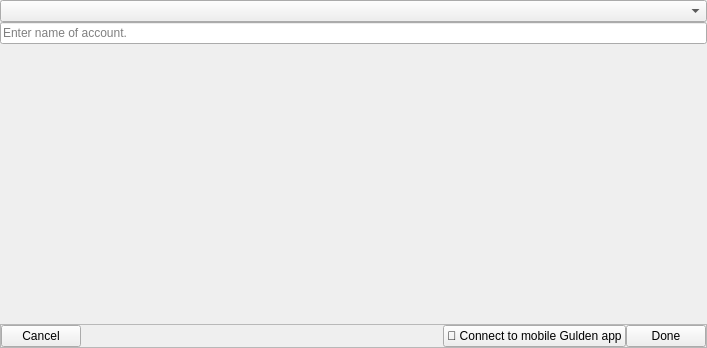
Old version of the form src/qt/_Gulden/forms/newaccountdialog.ui in the repository frozenflux3/munt-official.
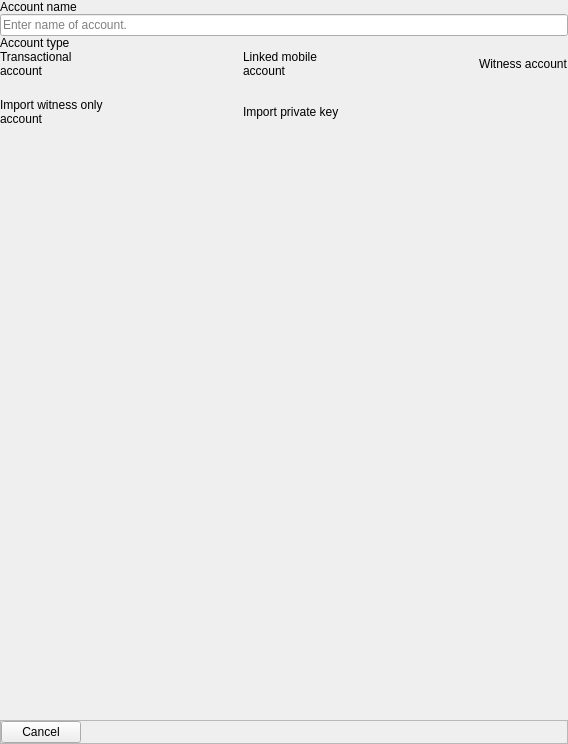
New version of the form. Custom widgets are drawn as their Qt base class.

Commit message: Implement a new better "new account dialog" that better shows off the various account types and capabilities.

```diff
--- a/src/qt/_Gulden/forms/newaccountdialog.ui
+++ b/src/qt/_Gulden/forms/newaccountdialog.ui
@@ -6,8 +6,8 @@
    <rect>
     <x>0</x>
     <y>0</y>
-    <width>707</width>
-    <height>348</height>
+    <width>568</width>
+    <height>744</height>
    </rect>
   </property>
   <property name="sizePolicy">
@@ -45,9 +45,12 @@
           <number>0</number>
          </property>
          <item>
-          <widget class="QComboBox" name="newAccountType">
-           <property name="currentIndex">
-            <number>-1</number>
+          <widget class="QLabel" name="labelAccountNameHeading">
+           <property name="text">
+            <string>Account name</string>
+           </property>
+           <property name="indent">
+            <number>0</number>
            </property>
           </widget>
          </item>
@@ -64,6 +67,145 @@
            </property>
           </widget>
          </item>
+         <item>
+          <widget class="QLabel" name="labelAccountTypeHeading">
+           <property name="text">
+            <string>Account type</string>
+           </property>
+          </widget>
+         </item>
+         <item>
+          <layout class="QGridLayout" name="gridLayout" columnstretch="0,1,0,1,0" columnminimumwidth="0,20,0,20,0">
+           <property name="spacing">
+            <number>0</number>
+           </property>
+           <item row="0" column="1">
+            <spacer name="horizontalSpacer_2">
+             <property name="orientation">
+              <enum>Qt::Horizontal</enum>
+             </property>
+             <property name="sizeHint" stdset="0">
+              <size>
+               <width>40</width>
+               <height>20</height>
+              </size>
+             </property>
+            </spacer>
+           </item>
+           <item row="0" column="3">
+            <spacer name="horizontalSpacer">
+             <property name="orientation">
+              <enum>Qt::Horizontal</enum>
+             </property>
+             <property name="sizeHint" stdset="0">
+              <size>
+               <width>40</width>
+               <height>20</height>
+              </size>
+             </property>
+            </spacer>
+           </item>
+           <item row="2" column="0">
+            <widget class="ClickableLabel" name="labelImportWitnessOnlyAccount">
+             <property name="text">
+              <string notr="true">Import witness only account</string>
+             </property>
+             <property name="textFormat">
+              <enum>Qt::RichText</enum>
+             </property>
+             <property name="wordWrap">
+              <bool>true</bool>
+             </property>
+             <property name="indent">
+              <number>0</number>
+             </property>
+            </widget>
+           </item>
+           <item row="0" column="2">
+            <widget class="ClickableLabel" name="labelMobileAccount">
+             <property name="text">
+              <string notr="true">Linked mobile account</string>
+             </property>
+             <property name="textFormat">
+              <enum>Qt::RichText</enum>
+             </property>
+             <property name="wordWrap">
+              <bool>true</bool>
+             </property>
+             <property name="indent">
+              <number>0</number>
+             </property>
+            </widget>
+           </item>
+           <item row="0" column="4">
+            <widget class="ClickableLabel" name="labelWitnessAccount">
+             <property name="text">
+              <string notr="true">Witness account</string>
+             </property>
+             <property name="textFormat">
+              <enum>Qt::RichText</enum>
+             </property>
+             <property name="wordWrap">
+              <bool>true</bool>
+             </property>
+             <property name="indent">
+              <number>0</number>
+             </property>
+            </widget>
+           </item>
+           <item row="2" column="2">
+            <widget class="ClickableLabel" name="labelImportPrivateKey">
+             <property name="text">
+              <string notr="true">Import private key</string>
+             </property>
+             <property name="textFormat">
+              <enum>Qt::RichText</enum>
+             </property>
+             <property name="wordWrap">
+              <bool>true</bool>
+             </property>
+             <property name="indent">
+              <number>0</number>
+             </property>
+            </widget>
+           </item>
+           <item row="0" column="0">
+            <widget class="ClickableLabel" name="labelTransactionAccount">
+             <property name="text">
+              <string notr="true">Transactional account</string>
+             </property>
+             <property name="textFormat">
+              <enum>Qt::RichText</enum>
+             </property>
+             <property name="wordWrap">
+              <bool>true</bool>
+             </property>
+             <property name="margin">
+              <number>0</number>
+             </property>
+             <property name="indent">
+              <number>0</number>
+             </property>
+            </widget>
+           </item>
+           <item row="1" column="2">
+            <spacer name="verticalSpacer_3">
+             <property name="orientation">
+              <enum>Qt::Vertical</enum>
+             </property>
+             <property name="sizeType">
+              <enum>QSizePolicy::Preferred</enum>
+             </property>
+             <property name="sizeHint" stdset="0">
+              <size>
+               <width>20</width>
+               <height>20</height>
+              </size>
+             </property>
+            </spacer>
+           </item>
+          </layout>
+         </item>
          <item>
           <spacer name="verticalSpacer">
            <property name="orientation">
@@ -112,20 +254,6 @@
               </property>
              </spacer>
             </item>
-            <item>
-             <widget class="QPushButton" name="syncWithMobileButton">
-              <property name="text">
-               <string> Connect to mobile Gulden app</string>
-              </property>
-             </widget>
-            </item>
-            <item>
-             <widget class="QPushButton" name="doneButton">
-              <property name="text">
-               <string>Done</string>
-              </property>
-             </widget>
-            </item>
            </layout>
           </widget>
          </item>
@@ -243,6 +371,11 @@
    <extends>QLabel</extends>
    <header location="global">qt/_Gulden/clickableqrimage.h</header>
   </customwidget>
+  <customwidget>
+   <class>ClickableLabel</class>
+   <extends>QLabel</extends>
+   <header location="global">qt/_Gulden/clickablelabel.h</header>
+  </customwidget>
  </customwidgets>
  <resources>
   <include location="../../gulden.qrc"/>
```
Left out of the diff: 55 changed lines with no effect on the pictures. The commit also changes 4 other files.
